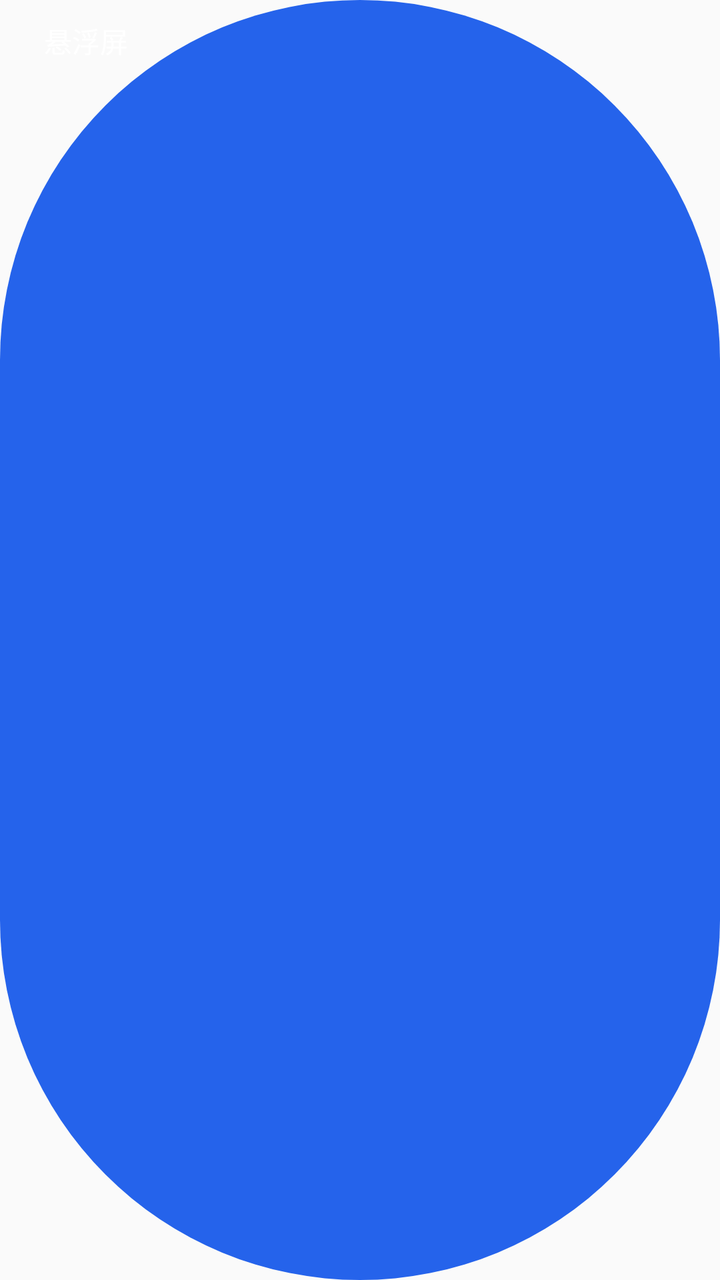
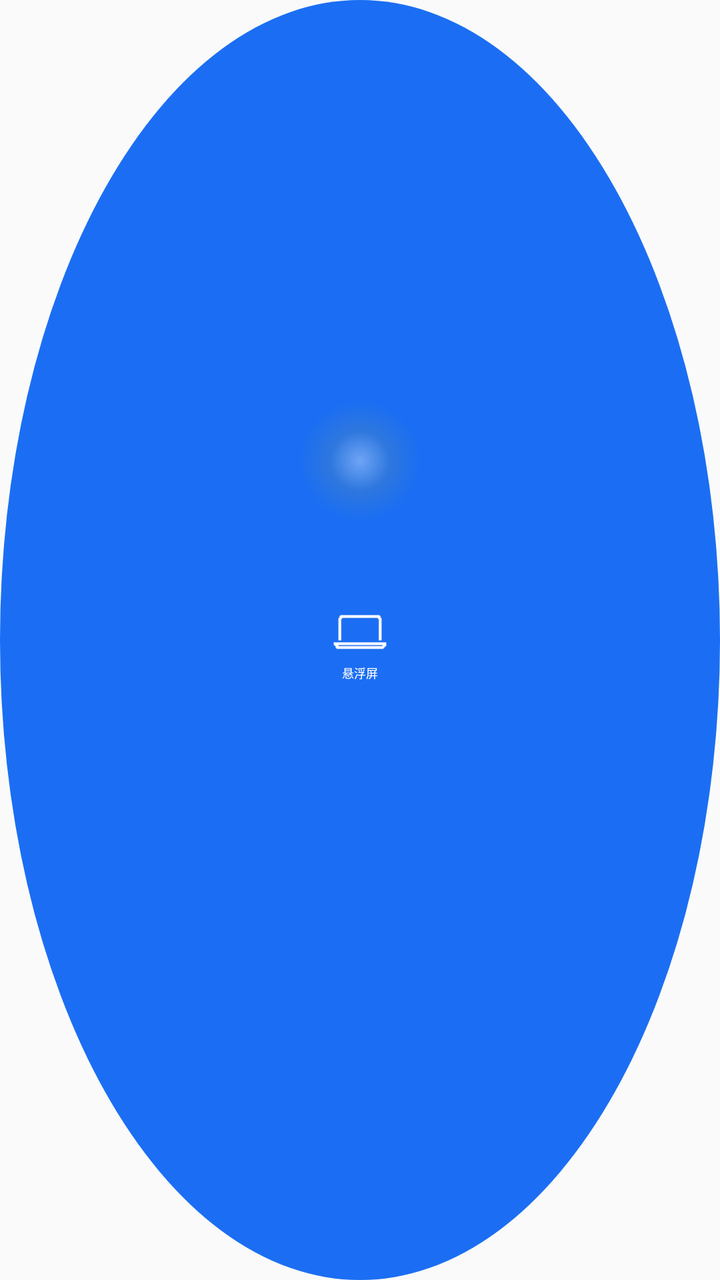

An Android layout rendered at two revisions. The XML below is the earlier revision; the diff shows what the commit changed to produce the second picture.
<!-- AndroidManifest.xml: application theme Theme.SuspendShell -->
<!-- res/layout/overlay_view.xml -->
<?xml version="1.0" encoding="utf-8"?>
<TextView xmlns:android="http://schemas.android.com/apk/res/android"
    android:layout_width="wrap_content"
    android:layout_height="wrap_content"
    android:background="@drawable/bg_capsule"
    android:paddingLeft="22dp"
    android:paddingTop="10dp"
    android:paddingRight="22dp"
    android:paddingBottom="10dp"
    android:text="悬浮屏"
    android:textColor="#FFFFFF"
    android:textSize="14sp" />
<!-- resources referenced by this layout -->
<resources>
  <!-- drawable bg_capsule (drawable) -->
  <?xml version="1.0" encoding="utf-8"?>
  <shape xmlns:android="http://schemas.android.com/apk/res/android" android:shape="rectangle">
      <solid android:color="#2563EB" />
      <corners android:radius="999dp" />
  </shape>
  <style name="Theme.SuspendShell" parent="Theme.AppCompat.Light.DarkActionBar" />
</resources>

<!-- the commit's change to res/layout/overlay_view.xml (unified diff, before → after) -->
@@ -1,12 +1,24 @@
 <?xml version="1.0" encoding="utf-8"?>
-<TextView xmlns:android="http://schemas.android.com/apk/res/android"
-    android:layout_width="wrap_content"
-    android:layout_height="wrap_content"
-    android:background="@drawable/bg_capsule"
-    android:paddingLeft="22dp"
-    android:paddingTop="10dp"
-    android:paddingRight="22dp"
-    android:paddingBottom="10dp"
-    android:text="悬浮屏"
-    android:textColor="#FFFFFF"
-    android:textSize="14sp" />
+<LinearLayout xmlns:android="http://schemas.android.com/apk/res/android"
+    android:layout_width="60dp"
+    android:layout_height="60dp"
+    android:background="@drawable/bg_ball"
+    android:gravity="center"
+    android:orientation="vertical"
+    android:paddingTop="7dp"
+    android:paddingBottom="5dp">
+
+    <ImageView
+        android:layout_width="30dp"
+        android:layout_height="30dp"
+        android:contentDescription="悬浮屏"
+        android:src="@drawable/ic_laptop" />
+
+    <TextView
+        android:layout_width="wrap_content"
+        android:layout_height="wrap_content"
+        android:layout_marginTop="1dp"
+        android:text="悬浮屏"
+        android:textColor="#FFFFFF"
+        android:textSize="6sp" />
+</LinearLayout>
<!-- resource entries referenced after the edit -->
@@ -1,11 +1,19 @@
 <!-- resources referenced by this layout -->
 <resources>
-  <!-- drawable bg_capsule (drawable) -->
+  <!-- drawable bg_ball (drawable) -->
   <?xml version="1.0" encoding="utf-8"?>
-  <shape xmlns:android="http://schemas.android.com/apk/res/android" android:shape="rectangle">
-      <solid android:color="#2563EB" />
-      <corners android:radius="999dp" />
+  <shape xmlns:android="http://schemas.android.com/apk/res/android"
+      android:shape="oval">
+      <gradient
+          android:type="radial"
+          android:gradientRadius="30dp"
+          android:centerX="0.5"
+          android:centerY="0.36"
+          android:startColor="#6FA5F6"
+          android:centerColor="#2E77DE"
+          android:endColor="#1B6EF3" />
   </shape>
+  <!-- drawable ic_laptop: png bitmap (drawable, 302 bytes) -->
   <style name="Theme.SuspendShell" parent="Theme.AppCompat.Light.DarkActionBar" />
 </resources>
 
